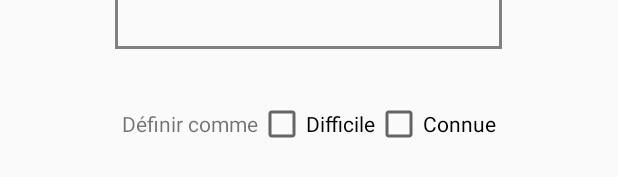
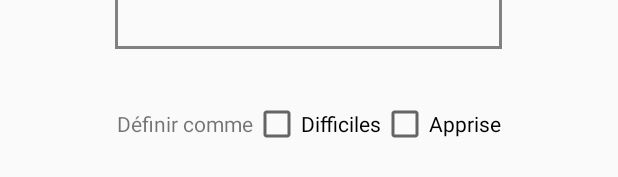
Before and after one commit to Daxidz/formula, an Android app: the layout activity_card_memorizer.xml on its own in the app's theme, with its tools: preview values and no code run, on a phone screen of 412 x 824 dp. Shown: the part 1012-1189 px from the top of the screen. Run offline under Robolectric (Android 15) with nearby library versions, the phone set to English and light mode, and no system bars.

Commit message:
Fixed a string

```diff
--- a/app/src/main/res/layout/activity_card_memorizer.xml
+++ b/app/src/main/res/layout/activity_card_memorizer.xml
@@ -87,14 +87,14 @@
             android:layout_width="wrap_content"
             android:layout_height="wrap_content"
             android:onClick="checkboxChecked"
-            android:text="Difficile" />
+            android:text="@string/difficiles"/>
 
         <CheckBox
             android:id="@+id/knownCheckbox"
             android:layout_width="wrap_content"
             android:layout_height="wrap_content"
             android:onClick="checkboxChecked"
-            android:text="Connue" />
+            android:text="@string/known" />
 
     </LinearLayout>
 
```
Also changed, not shown: 2 other files.
